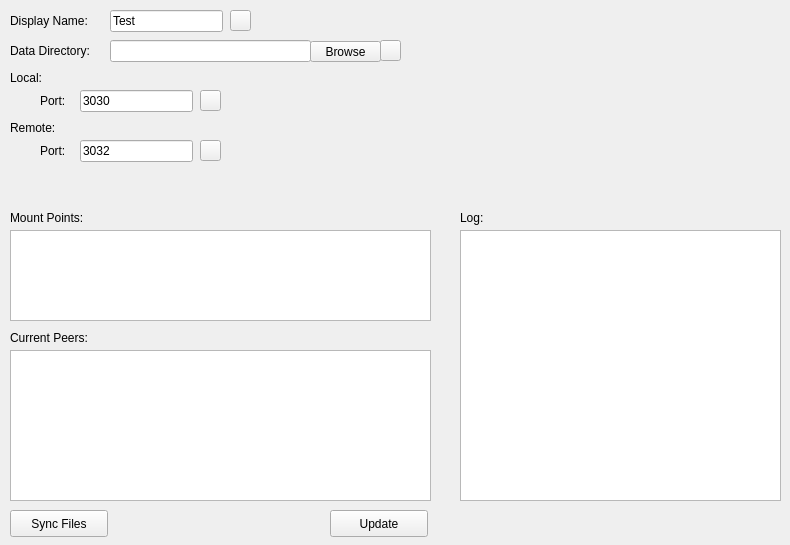
First picture: the form in src/gui/localclient.ui, repository cheshirekow/openbookfs, before the edit.
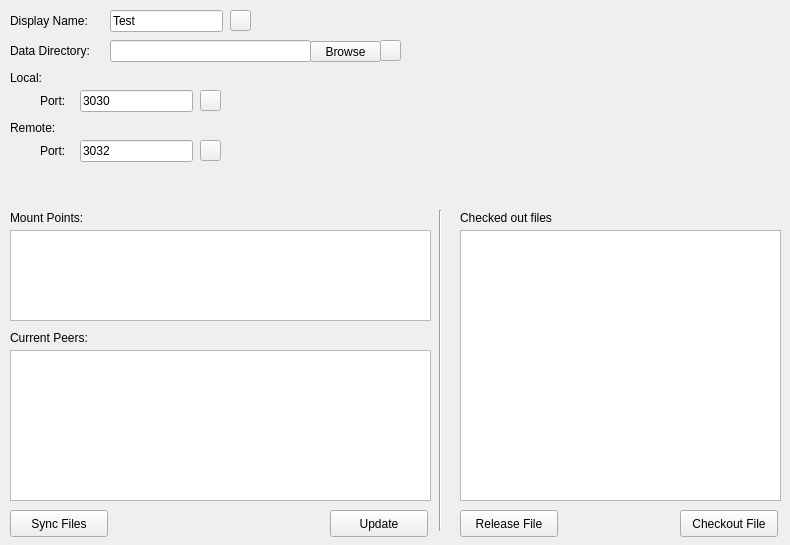
Second picture: the form after the edit. Custom widgets are drawn as their Qt base class.

Commit message: Finalized GUI for demonstration purposes and added release checkout

The edit to the form file:
```diff
--- a/src/gui/localclient.ui
+++ b/src/gui/localclient.ui
@@ -277,7 +277,20 @@
     <string>Sync Files</string>
    </property>
   </widget>
-  <widget class="QListWidget" name="log">
+  <widget class="QLabel" name="label_11">
+   <property name="geometry">
+    <rect>
+     <x>460</x>
+     <y>210</y>
+     <width>141</width>
+     <height>16</height>
+    </rect>
+   </property>
+   <property name="text">
+    <string>Checked out files</string>
+   </property>
+  </widget>
+  <widget class="QListWidget" name="checked_out_files">
    <property name="geometry">
     <rect>
      <x>460</x>
@@ -287,17 +300,43 @@
     </rect>
    </property>
   </widget>
-  <widget class="QLabel" name="label_10">
+  <widget class="Line" name="line">
    <property name="geometry">
     <rect>
-     <x>460</x>
+     <x>430</x>
      <y>210</y>
-     <width>111</width>
-     <height>16</height>
+     <width>20</width>
+     <height>321</height>
     </rect>
    </property>
+   <property name="orientation">
+    <enum>Qt::Vertical</enum>
+   </property>
+  </widget>
+  <widget class="QPushButton" name="checkout_file">
+   <property name="geometry">
+    <rect>
+     <x>680</x>
+     <y>510</y>
+     <width>98</width>
+     <height>27</height>
+    </rect>
+   </property>
    <property name="text">
-    <string>Log:</string>
+    <string>Checkout File</string>
+   </property>
+  </widget>
+  <widget class="QPushButton" name="release_file">
+   <property name="geometry">
+    <rect>
+     <x>460</x>
+     <y>510</y>
+     <width>98</width>
+     <height>27</height>
+    </rect>
+   </property>
+   <property name="text">
+    <string>Release File</string>
    </property>
   </widget>
  </widget>
```
The commit also changes 11 other files.
